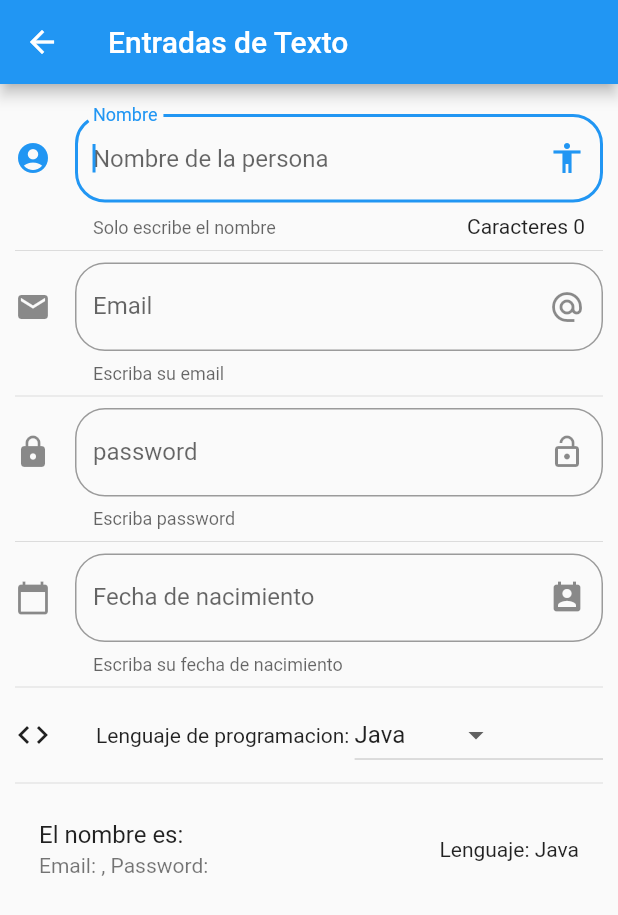
After one commit to jlvFlores/gaby-componentes, a Flutter app: the InputPage screen opened by its route, on a phone screen of 412 x 824 dp. The commit adds this screen. Shown: the top 915 px of the screen. Run offline on Flutter 3.47's test engine with Material 2 defaults, Android fonts, the phone set to English and light mode, and no system bars; network calls fail.

Commit message:
componentes v3

```diff
--- a/data/menu_opts.json
+++ b/data/menu_opts.json
@@ -15,6 +15,22 @@
             "ruta" : "card",
             "icon" : "folder_open",
             "texto": "Cards - Tarjetas"
+        },
+        {
+            "ruta" : "animatedContainer",
+            "icon" : "donut_large",
+            "texto": "Animated Container"
+        },
+        {
+            "ruta" : "inputs",
+            "icon" : "input",
+            "texto": "Entradas"
+        },
+        {
+            "ruta" : "slider",
+            "icon" : "tune",
+            "texto": "Slider -checks"
         }
+
     ]
 }
--- a/lib/src/pages/card_page.dart
+++ b/lib/src/pages/card_page.dart
@@ -39,7 +39,7 @@ class CardPage extends StatelessWidget {
           ListTile(
             leading: Icon(
               Icons.photo_album,
-              color: Colors.purple[900]
+              color: Colors.blue,
             ),
             title: Text('Titulo de targeta'),
             subtitle: Text(' Aqui escribo un texto largo lorem adsgas adsdsh  fvjh dfhvsd csdcghvr tdy b rdrjhvsdb vsdh bsrvh sdfd'),
@@ -68,7 +68,7 @@ class CardPage extends StatelessWidget {
         children: <Widget>[
           FadeInImage(
             image: NetworkImage(
-              'https://q-xx.bstatic.com/images/hotel/max1024x768/224/224447518.jpg'
+              'https://media.tacdn.com/media/attractions-splice-spp-674x446/06/71/ac/b6.jpg'
             ),
             placeholder: AssetImage('assets/jar-loading.gif'),
             fadeInDuration: Duration(milliseconds: 200),
@@ -77,7 +77,7 @@ class CardPage extends StatelessWidget {
           ),
           Container(
             padding: EdgeInsets.all(10.0),
-            child: Text('Un texto cualquiera'),
+            child: Text('Un texto cualquiera sobre la imagen'),
           ),
         ],
       ),
--- /dev/null
+++ b/lib/src/pages/input_page.dart
@@ -0,0 +1,193 @@
+import 'package:flutter/material.dart';
+
+class InputPage extends StatefulWidget {
+  InputPage({Key key}) : super(key: key);
+
+  @override
+  _InputPageState createState() => _InputPageState();
+}
+
+class _InputPageState extends State<InputPage> {
+  String _nombre = '';
+  String _email = '';
+  String _password = '';
+  String _fecha = '';
+  List<String> _lenguajes = [
+    'Java',
+    'python',
+    'javascript',
+    'c++',
+    'r',
+    'dart'
+  ];
+  String _opcionSeleccionada = 'Java';
+
+  TextEditingController _inputFieldDataController = new TextEditingController();
+
+  @override
+  Widget build(BuildContext context) {
+    return Scaffold(
+      appBar: AppBar(
+        title: Text('Entradas de Texto'),
+      ),
+      body: ListView(
+        padding: EdgeInsets.symmetric(horizontal: 10.0, vertical: 20.0),
+        children: <Widget>[
+          _crearEntrada(),
+          Divider(),
+          _crearEmail(),
+          Divider(),
+          _crearPassword(),
+          Divider(),
+          _crearFecha(context),
+          Divider(),
+          _crearDropDown(),
+          Divider(),
+          _crearPersona(),
+        ],
+      ),
+    );
+  }
+
+  Widget _crearEntrada() {
+    return TextField(
+      autofocus: true,
+      textCapitalization: TextCapitalization.words,
+      decoration: InputDecoration(
+        border: OutlineInputBorder(borderRadius: BorderRadius.circular(20.0)),
+        counter: Text('Caracteres ${_nombre.length}'),
+        hintText: 'Nombre de la persona',
+        labelText: 'Nombre',
+        helperText: 'Solo escribe el nombre',
+        suffixIcon: Icon(Icons.accessibility),
+        icon: Icon(Icons.account_circle),
+      ),
+      onChanged: (valor) {
+        setState(() {
+          _nombre = valor;
+          // print(_nombre);
+        });
+      },
+    );
+  }
+
+  Widget _crearPersona() {
+    return ListTile(
+      title: Text('El nombre es: $_nombre'),
+      subtitle: Text('Email: $_email, Password: $_password'),
+      trailing: Text('Lenguaje: $_opcionSeleccionada'),
+    );
+  }
+
+  Widget _crearEmail() {
+    return TextField(
+      keyboardType: TextInputType.emailAddress,
+      decoration: InputDecoration(
+        border: OutlineInputBorder(borderRadius: BorderRadius.circular(20.0)),
+        hintText: 'Email de la persona',
+        labelText: 'Email',
+        helperText: 'Escriba su email',
+        suffixIcon: Icon(Icons.alternate_email),
+        icon: Icon(Icons.email),
+      ),
+      onChanged: (valor) {
+        setState(() {
+          _email = valor;
+          // print(_nombre);
+        });
+      },
+    );
+  }
+
+  Widget _crearPassword() {
+    return TextField(
+      obscureText: true,
+      decoration: InputDecoration(
+        border: OutlineInputBorder(borderRadius: BorderRadius.circular(20.0)),
+        hintText: 'Password',
+        labelText: 'password',
+        helperText: 'Escriba password',
+        suffixIcon: Icon(Icons.lock_open),
+        icon: Icon(Icons.lock),
+      ),
+      onChanged: (valor) {
+        setState(() {
+          _password = valor;
+          // print(_nombre);
+        });
+      },
+    );
+  }
+
+  Widget _crearFecha(BuildContext context) {
+    return TextField(
+      enableInteractiveSelection: false,
+      controller: _inputFieldDataController,
+      decoration: InputDecoration(
+        border: OutlineInputBorder(borderRadius: BorderRadius.circular(20.0)),
+        hintText: 'Fecha de nacimiento',
+        labelText: 'Fecha de nacimiento',
+        helperText: 'Escriba su fecha de nacimiento',
+        suffixIcon: Icon(Icons.perm_contact_calendar),
+        icon: Icon(Icons.calendar_today),
+      ),
+      onTap: () {
+        FocusScope.of(context).requestFocus(new FocusNode());
+        _selectDate(context);
+      },
+    );
+  }
+
+  void _selectDate(BuildContext context) async {
+    DateTime picked = await showDatePicker(
+      context: context,
+      initialDate: new DateTime.now(),
+      firstDate: new DateTime(2020),
+      lastDate: new DateTime(2022),
+      locale: Locale('es', 'ES'),
+    );
+    if ( picked != null ) {
+      setState(() {
+        _fecha = picked.toString();
+        _inputFieldDataController.text = _fecha;
+
+      });
+    }
+  }
+
+  Widget _crearDropDown() {
+    return Row(
+      children: <Widget>[
+        Icon(Icons.code),
+        SizedBox(
+          width: 30.0,
+        ),
+        Text('Lenguaje de programacion: '),
+        Expanded(
+          child: DropdownButton(
+            value: _opcionSeleccionada,
+            items: getOpcionesDropDown(),
+            onChanged: (opt) {
+              // print(opt);
+              setState(() {
+                _opcionSeleccionada = opt;
+              });
+            },
+          ),
+        ),
+      ],
+    );
+
+  }
+
+  List<DropdownMenuItem<String>> getOpcionesDropDown(){
+    List<DropdownMenuItem<String>> lista = new List();
+    _lenguajes.forEach((lenguaje) {
+      lista.add(DropdownMenuItem(
+        child: Text(lenguaje),
+        value: lenguaje,
+      ));
+    });
+    return lista;
+  }
+}
--- a/lib/src/utils/icono_string_util.dart
+++ b/lib/src/utils/icono_string_util.dart
@@ -4,6 +4,9 @@ final _icons = <String, IconData>{
  'add_alert' : Icons.add_alert,
  'accessibility' : Icons.accessibility,
  'folder_open' : Icons.folder_open,
+ 'donut_large' : Icons.donut_large,
+ 'input' : Icons.input,
+ 'tune' : Icons.tune,
 };
 
 Icon getIcon(String nombreIcono) {
--- a/pubspec.yaml
+++ b/pubspec.yaml
@@ -32,6 +32,9 @@ dependencies:
 dev_dependencies:
   flutter_test:
     sdk: flutter
+
+  flutter_localizations: # Add this line
+    sdk: flutter        # Add this line
 
 # For information on the generic Dart part of this file, see the
 # following page: https://dart.dev/tools/pub/pubspec
```
Also changed, not shown: lib/main.dart (+11 -7 lines), lib/src/pages/alert_page.dart (+44 -0 lines), lib/src/pages/animated_container.dart (added, +51 -0 lines), lib/src/pages/avatar_page.dart (+26 -6 lines), lib/src/pages/slider_page.dart (added, +53 -0 lines), lib/src/routes/routes.dart (+11 -5 lines), pubspec.lock.
